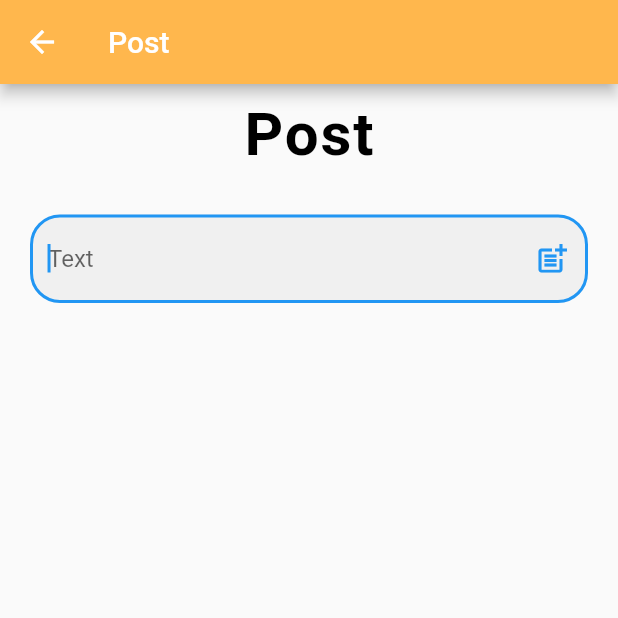
After one commit to sdu-mp-21/daily-challenge-app-tracker, a Flutter app: the screen it shows after launch, item 2 of the bottom bar chosen, after a tap on the "add" icon, on a phone screen of 412 x 824 dp, the top half of it. The commit adds this screen. Run offline on Flutter 3.47's test engine with Material 2 defaults, Android fonts, the phone set to English and light mode, and no system bars; our stand-ins replace google_fonts, like_button.

Commit message:
added function challenge

```diff
--- /dev/null
+++ b/lib/core/challenge.dart
@@ -0,0 +1,49 @@
+class Challenge {
+  List<String> _challengeTitles = <String>[];
+  List<int> _daysToDoList = <int>[];
+  List<DateTime> _timeToStart = <DateTime>[];
+  List<DateTime> _timeToEnd = <DateTime>[];
+
+  Challenge.constructor1();
+
+  Challenge.constructor2(this._challengeTitles, this._daysToDoList,
+      this._timeToStart, this._timeToEnd);
+
+  void addChallenge(String title, int daysToDoList, DateTime timeToStart,
+      DateTime timeToEnd) {
+    _challengeTitles.add(title);
+    _daysToDoList.add(daysToDoList);
+    _timeToStart.add(timeToStart);
+    _timeToEnd.add(timeToEnd);
+  }
+  void removeAt(int index) {
+    _challengeTitles.removeAt(index);
+    _daysToDoList.removeAt(index);
+    _timeToStart.removeAt(index);
+    _timeToEnd.removeAt(index);
+  }
+
+  List<DateTime> get timeToEnd => _timeToEnd;
+
+  set timeToEnd(List<DateTime> value) {
+    _timeToEnd = value;
+  }
+
+  List<DateTime> get timeToStart => _timeToStart;
+
+  set timeToStart(List<DateTime> value) {
+    _timeToStart = value;
+  }
+
+  List<int> get daysToDoList => _daysToDoList;
+
+  set daysToDoList(List<int> value) {
+    _daysToDoList = value;
+  }
+
+  List<String> get challengeTitles => _challengeTitles;
+
+  set challengeTitles(List<String> value) {
+    _challengeTitles = value;
+  }
+}
--- a/lib/ui/main_app/navigator.dart
+++ b/lib/ui/main_app/navigator.dart
@@ -1,3 +1,4 @@
+import 'package:challenge_tracker/ui/pages/add_challenge.dart';
 import 'package:challenge_tracker/ui/pages/feed/feed_main_page.dart';
 import 'package:flutter/cupertino.dart';
 import 'package:flutter/material.dart';
@@ -6,23 +7,28 @@ import 'package:challenge_tracker/ui/pages/auth/registration_widget.dart';
 
 class MainPage extends StatefulWidget {
   const MainPage({Key? key}) : super(key: key);
+  final CreateNewWidget challenge = const CreateNewWidget(page: 0);
+  final CreateNewWidget post = const CreateNewWidget(page: 1);
 
   @override
   PageNavigatorState createState() => PageNavigatorState();
 }
+
 class PageNavigatorState extends State<MainPage> {
   int _currentIndex = 0;
   final List _children = [
-    const Center(child: Text('I am here'),),
+    const Center(
+      child: Text('I am here'),
+    ),
     const FeedMainPage()
   ];
+
   @override
   Widget build(BuildContext context) {
     return Scaffold(
       drawer: const OurDrawer(),
       appBar: AppBar(
         backgroundColor: Colors.orange.shade300,
-
         actions: [
           IconButton(
               onPressed: () => Navigator.pushNamed(context, '/register'),
@@ -31,10 +37,16 @@ class PageNavigatorState extends State<MainPage> {
       ),
       body: _children[_currentIndex],
       floatingActionButtonLocation: FloatingActionButtonLocation.centerDocked,
-      floatingActionButton: const FloatingActionButton(
+      floatingActionButton: FloatingActionButton(
         tooltip: "Centre FAB",
-        onPressed: null,
-        child: Icon(Icons.add),
+        onPressed: () {
+          Navigator.push(
+            context,
+            MaterialPageRoute(
+                builder: (context) => getAddWidget()),
+          );
+        },
+        child: const Icon(Icons.add),
       ),
       bottomNavigationBar: BottomNavigationBar(
         currentIndex: _currentIndex,
@@ -43,7 +55,6 @@ class PageNavigatorState extends State<MainPage> {
           BottomNavigationBarItem(icon: Icon(Icons.home), label: 'Home'),
           BottomNavigationBarItem(icon: Icon(Icons.chat), label: 'Feed'),
         ],
-
       ),
     );
   }
@@ -53,4 +64,12 @@ class PageNavigatorState extends State<MainPage> {
       _currentIndex = index;
     });
   }
+
+  Widget getAddWidget() {
+    if (_currentIndex == 0) {
+      return widget.challenge;
+    } else {
+      return widget.post;
+    }
+  }
 }
--- /dev/null
+++ b/lib/ui/pages/add_challenge.dart
@@ -0,0 +1,185 @@
+import 'package:challenge_tracker/ui/widgets/buttons.dart';
+import 'package:flutter/material.dart';
+
+class CreateNewWidget extends StatelessWidget {
+  final int page;
+
+  const CreateNewWidget({Key? key, required this.page}) : super(key: key);
+
+  @override
+  Widget build(BuildContext context) {
+    String createTitle = "";
+    if (page == 0) {
+      createTitle = "Challenge";
+    } else if (page == 1) {
+      createTitle = "Post";
+    }
+    return MaterialApp(
+        color: Colors.white,
+        debugShowCheckedModeBanner: false,
+        home: Scaffold(
+          appBar: AppBar(
+            backgroundColor: Colors.orange.shade300,
+            leading: const Icon(Icons.arrow_back),
+            title: Text(createTitle),
+          ),
+          body: _CreateNewWidget(createTitle),
+        ));
+  }
+}
+
+class _CreateNewWidget extends StatefulWidget {
+  final String createTitle;
+
+  const _CreateNewWidget(this.createTitle);
+
+  @override
+  State<StatefulWidget> createState() {
+    return _CreateNewWidgetState();
+  }
+}
+
+class _CreateNewWidgetState extends State<_CreateNewWidget> {
+  // Initialise outside the build method
+  FocusNode nodeMainText = FocusNode();
+  FocusNode nodeDescription = FocusNode();
+
+  String _value = "";
+
+  @override
+  Widget build(BuildContext context) {
+    if (widget.createTitle == "Challenge") {
+      return setChallenge();
+    } else {
+      return setPost();
+    }
+  }
+
+  Widget setChallenge() {
+    return Padding(
+      padding: const EdgeInsets.symmetric(horizontal: 20.0),
+      child: Column(
+        crossAxisAlignment: CrossAxisAlignment.start,
+        // mainAxisAlignment: MainAxisAlignment.start,
+        children: <Widget>[
+          const SizedBox(height: 10),
+          Center(
+            child: Text(
+              widget.createTitle,
+              style: const TextStyle(
+                  fontSize: 40,
+                  fontWeight: FontWeight.bold,
+                  color: Colors.black,
+                  letterSpacing: 1.3),
+            ),
+          ),
+          const SizedBox(height: 30),
+          inputTextChallenge(),
+          const SizedBox(height: 10),
+          Row(
+            mainAxisAlignment: MainAxisAlignment.start,
+            children: <Widget>[
+              ElevatedButton(
+                style: Style.raisedButtonStyle,
+                child: const Text("Time"),
+                onPressed: () {},
+              ),
+            ],
+          )
+        ],
+      ),
+    );
+  }
+
+  Widget setPost() {
+    return Padding(
+      padding: const EdgeInsets.symmetric(horizontal: 20.0),
+      child: Column(
+        crossAxisAlignment: CrossAxisAlignment.start,
+        // mainAxisAlignment: MainAxisAlignment.start,
+        children: <Widget>[
+          const SizedBox(height: 10),
+          Center(
+            child: Text(
+              widget.createTitle,
+              style: const TextStyle(
+                  fontSize: 40,
+                  fontWeight: FontWeight.bold,
+                  color: Colors.black,
+                  letterSpacing: 1.3),
+            ),
+          ),
+          const SizedBox(height: 30),
+          inputTextPost(),
+          const SizedBox(height: 10),
+        ],
+      ),
+    );
+  }
+
+//TODO Add some usability in textField Widget, more function
+  Widget inputTextChallenge() {
+    TextEditingController controller = TextEditingController();
+
+    controller.addListener(() {
+      // Do something here
+    });
+    return TextField(
+      controller: controller,
+      keyboardType: TextInputType.text,
+      textInputAction: TextInputAction.done,
+      focusNode: nodeMainText,
+      autofocus: false,
+      onChanged: (text) {
+        // setState(() {
+        _value = text;
+        // });
+      },
+      onSubmitted: (text) {
+        setState(() {
+          _value = text;
+        });
+      },
+      decoration: const InputDecoration(
+          border: OutlineInputBorder(),
+          labelText: 'Write here',
+          icon: Icon(Icons.add)),
+    );
+  }
+
+//TODO Add some usability in textField Widget, more function
+  Widget inputTextPost() {
+    TextEditingController controller = TextEditingController();
+
+    controller.addListener(() {
+      // Do something here
+    });
+    return TextField(
+      keyboardType: TextInputType.multiline,
+      maxLines: null,
+      controller: controller,
+      // keyboardType: TextInputType.text,
+      textInputAction: TextInputAction.done,
+      focusNode: nodeMainText,
+      autofocus: true,
+      onChanged: (text) {
+        // setState(() {
+        _value = text;
+        // });
+      },
+      onSubmitted: (text) {
+        setState(() {
+          _value = text;
+        });
+      },
+      decoration: InputDecoration(
+          filled: true,
+          hintText: 'Text',
+          hintMaxLines: 3,
+          border: OutlineInputBorder(
+            borderRadius: BorderRadius.circular(20),
+          ),
+          suffixIcon: const Icon(Icons.post_add)),
+    );
+  }
+}
--- a/lib/ui/widgets/buttons.dart
+++ b/lib/ui/widgets/buttons.dart
@@ -26,3 +26,16 @@ abstract class Buttons {
     );
   }
 }
+
+abstract class Style {
+
+  static final ButtonStyle raisedButtonStyle = ElevatedButton.styleFrom(
+    onPrimary: Colors.black87,
+    primary: Colors.grey[300],
+    minimumSize: const Size(88, 36),
+    padding: const EdgeInsets.symmetric(horizontal: 16),
+    shape: const RoundedRectangleBorder(
+      borderRadius: BorderRadius.all(Radius.circular(2)),
+    ),
+  );
+}
```
